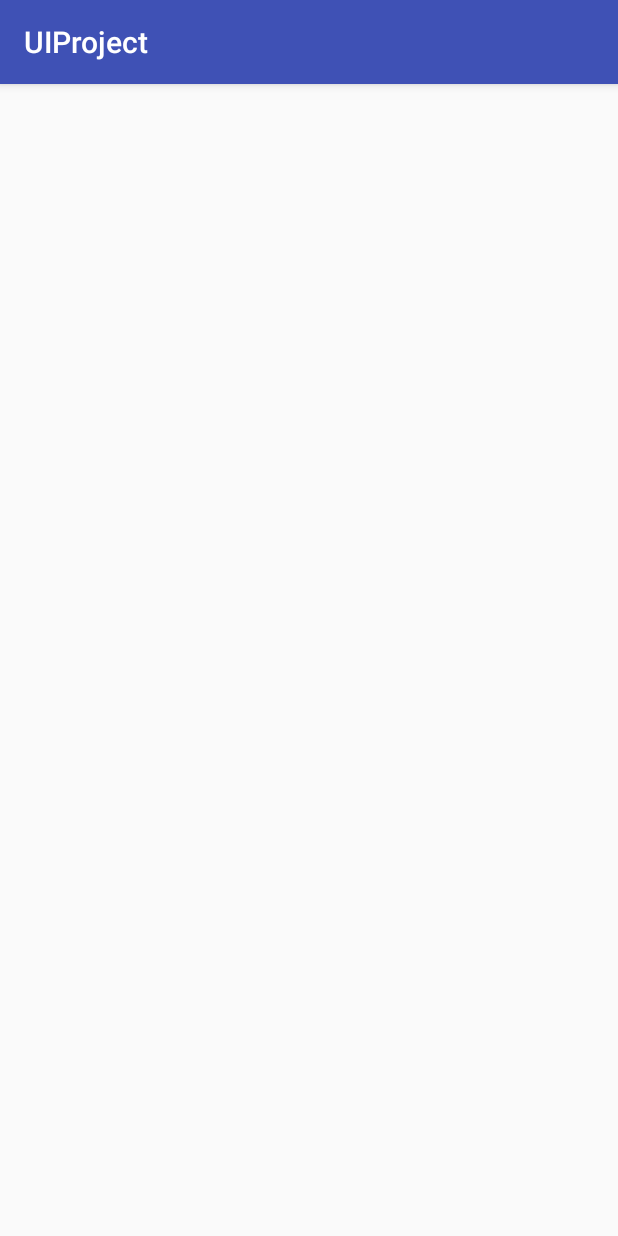
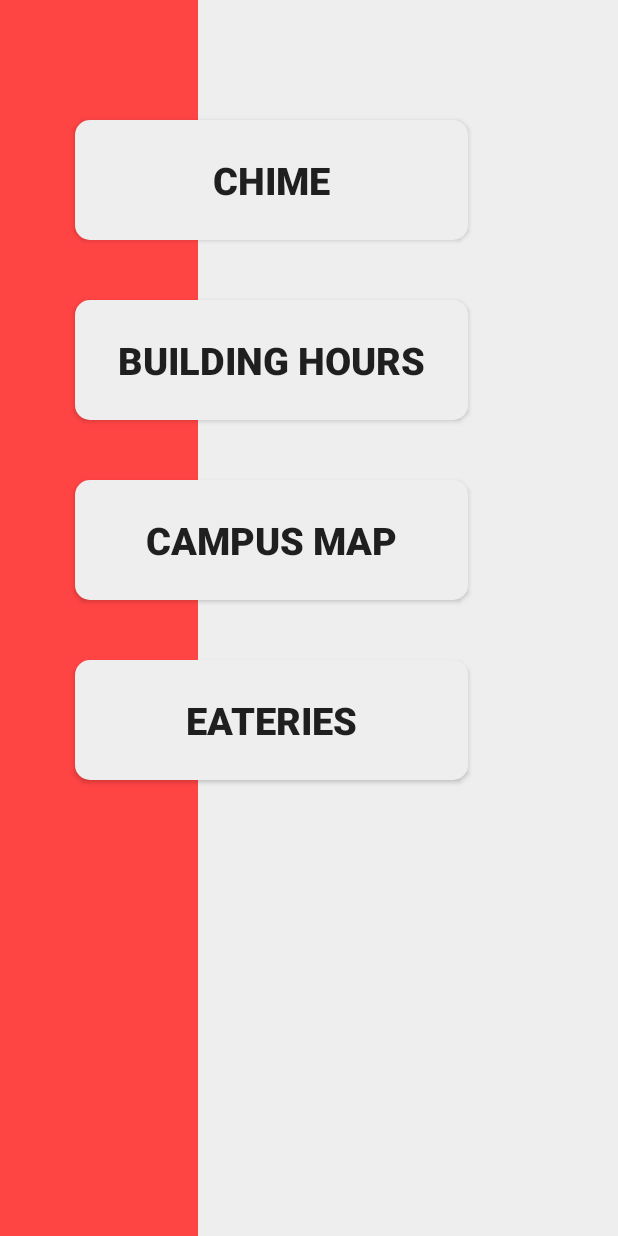
Before and after one commit to jiahuij/club-mobile-app-project, an Android app: the screen it shows after launch (Main_Menu), on a phone screen of 412 x 824 dp. Run offline under Robolectric (Android 15) with nearby library versions, the phone set to English and light mode, and no system bars.

Commit message:
Main Menu Desgin, remove action bar, navigation bar, rounded button , button shadow xml.

```diff
--- a/app/src/main/AndroidManifest.xml
+++ b/app/src/main/AndroidManifest.xml
@@ -9,6 +9,12 @@
         android:roundIcon="@mipmap/ic_launcher_round"
         android:supportsRtl="true"
         android:theme="@style/AppTheme">
+        <activity android:name=".Chime_ArticleList" />
+        <activity android:name=".Chime_Full_Article" />
+        <activity android:name=".Map" />
+        <activity android:name=".Building_Hours" />
+        <activity android:name=".Restaurants_Main" />
+        <activity android:name=".Restaurants_Food_Menus" />
         <activity android:name=".Main_Menu">
             <intent-filter>
                 <action android:name="android.intent.action.MAIN" />
@@ -16,13 +22,7 @@
                 <category android:name="android.intent.category.LAUNCHER" />
             </intent-filter>
         </activity>
-        <activity android:name=".Chime_Main" />
-        <activity android:name=".Chime_ArticleList" />
-        <activity android:name=".Chime_Full_Article" />
-        <activity android:name=".Map" />
-        <activity android:name=".Building_Hours" />
-        <activity android:name=".Restaurants_Main" />
-        <activity android:name=".Restaurants_Food_Menus"></activity>
+        <activity android:name=".Chime_Main"></activity>
     </application>
 
 </manifest>
--- a/app/src/main/java/com/example/derekjames/uiproject/Main_Menu.java
+++ b/app/src/main/java/com/example/derekjames/uiproject/Main_Menu.java
@@ -2,12 +2,19 @@ package com.example.derekjames.uiproject;
 
 import android.support.v7.app.AppCompatActivity;
 import android.os.Bundle;
+import android.view.View;
+import android.view.Window;
+import android.view.WindowManager;
 
 public class Main_Menu extends AppCompatActivity {
 
     @Override
     protected void onCreate(Bundle savedInstanceState) {
         super.onCreate(savedInstanceState);
+
+        getWindow().setFlags(WindowManager.LayoutParams.FLAG_LAYOUT_NO_LIMITS,WindowManager.LayoutParams.FLAG_LAYOUT_NO_LIMITS);
         setContentView(R.layout.activity_main__menu);
+
+
     }
 }
--- /dev/null
+++ b/app/src/main/res/drawable/round_btn_with_shadow.xml
@@ -0,0 +1,29 @@
+<?xml version="1.0" encoding="utf-8"?>
+
+<selector xmlns:android="http://schemas.android.com/apk/res/android">
+    <item>
+        <layer-list>
+            <item>
+                <shape android:shape="oval">
+                    <gradient
+                        android:startColor="#FF000000"
+                        android:endColor="#00000000"
+
+                        android:gradientRadius="10dp"
+                        android:type="radial"
+                        />
+                </shape>
+            </item>
+            <item android:top="4dp" android:left="4dp" android:right="4dp" android:bottom="4dp">
+                <shape android:shape="oval">
+                    <size android:width="30dp"
+                        android:height="30dp"/>
+                    <solid android:color="@android:color/white" />
+                </shape>
+            </item>
+
+
+        </layer-list>
+    </item>
+
+</selector>
--- /dev/null
+++ b/app/src/main/res/drawable/rounded_button.xml
@@ -0,0 +1,6 @@
+<?xml version="1.0" encoding="utf-8"?>
+<shape xmlns:android="http://schemas.android.com/apk/res/android"
+    android:shape="rectangle">
+    <solid android:color="@color/MainMenuBackGround"/>
+    <corners android:radius="10dp"/>
+</shape>
--- a/app/src/main/res/layout/activity_main__menu.xml
+++ b/app/src/main/res/layout/activity_main__menu.xml
@@ -4,6 +4,90 @@
     xmlns:tools="http://schemas.android.com/tools"
     android:layout_width="match_parent"
     android:layout_height="match_parent"
+    android:background="@color/MainMenuBackGround"
     tools:context=".Main_Menu">
 
+
+    <ImageView
+        android:id="@+id/imageView"
+        android:layout_width="0dp"
+        android:layout_height="0dp"
+        android:layout_marginEnd="280dp"
+        android:layout_marginRight="280dp"
+        android:layout_weight="1"
+        android:contentDescription="@string/main_menu_red_background"
+        app:layout_constraintBottom_toBottomOf="parent"
+        app:layout_constraintEnd_toEndOf="parent"
+        app:layout_constraintStart_toStartOf="parent"
+        app:layout_constraintTop_toTopOf="parent"
+        app:srcCompat="@android:color/holo_red_light" />
+
+    <Button
+        android:id="@+id/ChimeNewsBtn"
+        android:layout_width="0dp"
+        android:layout_height="80dp"
+        android:layout_marginEnd="100dp"
+        android:layout_marginLeft="50dp"
+        android:layout_marginRight="100dp"
+        android:layout_marginStart="50dp"
+        android:layout_marginTop="80dp"
+        android:background="@drawable/rounded_button"
+        android:text="@string/MainMenuchimeBtnName"
+        android:textSize="25sp"
+        android:textStyle="bold"
+        android:visibility="visible"
+        app:layout_constraintEnd_toEndOf="parent"
+        app:layout_constraintStart_toStartOf="parent"
+        app:layout_constraintTop_toTopOf="parent" />
+
+    <Button
+        android:id="@+id/BuildingHourBtn"
+        android:layout_width="0dp"
+        android:layout_height="80dp"
+        android:layout_marginEnd="100dp"
+        android:layout_marginLeft="50dp"
+        android:layout_marginRight="100dp"
+        android:layout_marginStart="50dp"
+        android:layout_marginTop="200dp"
+        android:background="@drawable/rounded_button"
+        android:text="@string/MainMenuBuildingHourBtnName"
+        android:textSize="25sp"
+        android:textStyle="bold"
+        app:layout_constraintEnd_toEndOf="parent"
+        app:layout_constraintStart_toStartOf="parent"
+        app:layout_constraintTop_toTopOf="parent" />
+
+    <Button
+        android:id="@+id/CampusMapBtn"
+        android:layout_width="0dp"
+        android:layout_height="80dp"
+        android:layout_marginEnd="100dp"
+        android:layout_marginLeft="50dp"
+        android:layout_marginRight="100dp"
+        android:layout_marginStart="50dp"
+        android:layout_marginTop="320dp"
+        android:background="@drawable/rounded_button"
+        android:text="@string/MainMenuCampusMapBtnName"
+        android:textSize="25sp"
+        android:textStyle="bold"
+        app:layout_constraintEnd_toEndOf="parent"
+        app:layout_constraintStart_toStartOf="parent"
+        app:layout_constraintTop_toTopOf="parent" />
+
+    <Button
+        android:id="@+id/CampusFoodBtn"
+        android:layout_width="0dp"
+        android:layout_height="80dp"
+        android:layout_marginEnd="100dp"
+        android:layout_marginLeft="50dp"
+        android:layout_marginRight="100dp"
+        android:layout_marginStart="50dp"
+        android:layout_marginTop="440dp"
+        android:background="@drawable/rounded_button"
+        android:text="@string/MainMenuEateriesBtnName"
+        android:textSize="25sp"
+        android:textStyle="bold"
+        app:layout_constraintEnd_toEndOf="parent"
+        app:layout_constraintStart_toStartOf="parent"
+        app:layout_constraintTop_toTopOf="parent" />
 </android.support.constraint.ConstraintLayout>
--- a/app/src/main/res/values/colors.xml
+++ b/app/src/main/res/values/colors.xml
@@ -1,6 +1,8 @@
 <?xml version="1.0" encoding="utf-8"?>
 <resources>
-    <color name="colorPrimary">#3F51B5</color>
+    <color name="colorPrimary">#c62828</color>
+    <color name="MainMenuBackGround">#eeeeee</color>
     <color name="colorPrimaryDark">#303F9F</color>
+    <color name="colorSecondaryDark">#424242</color>
     <color name="colorAccent">#FF4081</color>
 </resources>
--- a/app/src/main/res/values/strings.xml
+++ b/app/src/main/res/values/strings.xml
@@ -1,4 +1,9 @@
 <resources>
-    <string name="app_name">UIProject</string>
+    <string name="app_name">Biola</string>
     <string name="title_activity_chime__main">Chime_Main</string>
+    <string name="MainMenuchimeBtnName">Chime</string>
+    <string name="MainMenuBuildingHourBtnName">Building Hours</string>
+    <string name="MainMenuCampusMapBtnName">Campus Map</string>
+    <string name="MainMenuEateriesBtnName">Eateries</string>
+    <string name="main_menu_red_background">main menu red background</string>
 </resources>
--- a/app/src/main/res/values/styles.xml
+++ b/app/src/main/res/values/styles.xml
@@ -1,7 +1,7 @@
 <resources>
 
     <!-- Base application theme. -->
-    <style name="AppTheme" parent="Theme.AppCompat.Light.DarkActionBar">
+    <style name="AppTheme" parent="Theme.AppCompat.Light.NoActionBar">
         <!-- Customize your theme here. -->
         <item name="colorPrimary">@color/colorPrimary</item>
         <item name="colorPrimaryDark">@color/colorPrimaryDark</item>
```
